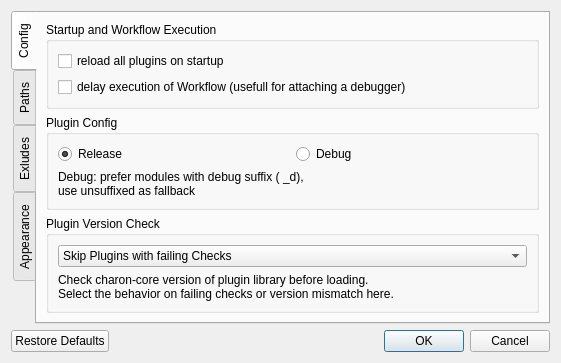
The window that src/OptionsDialog.ui (flowexpert/charon) describes before a commit, drawn with Qt 5.
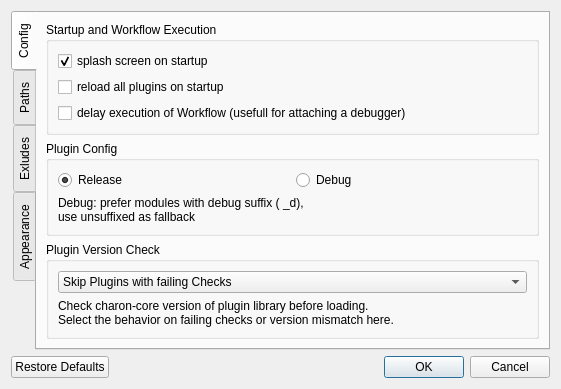
The same window after the commit. Custom widgets are drawn as their Qt base class.

Commit message: option to deactivate splash screen

```diff
--- a/src/OptionsDialog.ui
+++ b/src/OptionsDialog.ui
@@ -8,7 +8,7 @@
     <x>0</x>
     <y>0</y>
     <width>561</width>
-    <height>358</height>
+    <height>384</height>
    </rect>
   </property>
   <property name="windowTitle">
@@ -34,6 +34,16 @@
           <string>Startup and Workflow Execution</string>
          </property>
          <layout class="QVBoxLayout" name="verticalLayout_2">
+          <item>
+           <widget class="QCheckBox" name="checkSplash">
+            <property name="text">
+             <string>splash screen on startup</string>
+            </property>
+            <property name="checked">
+             <bool>true</bool>
+            </property>
+           </widget>
+          </item>
           <item>
            <widget class="QCheckBox" name="checkReload">
             <property name="text">
```
The commit also changes 3 other files.
